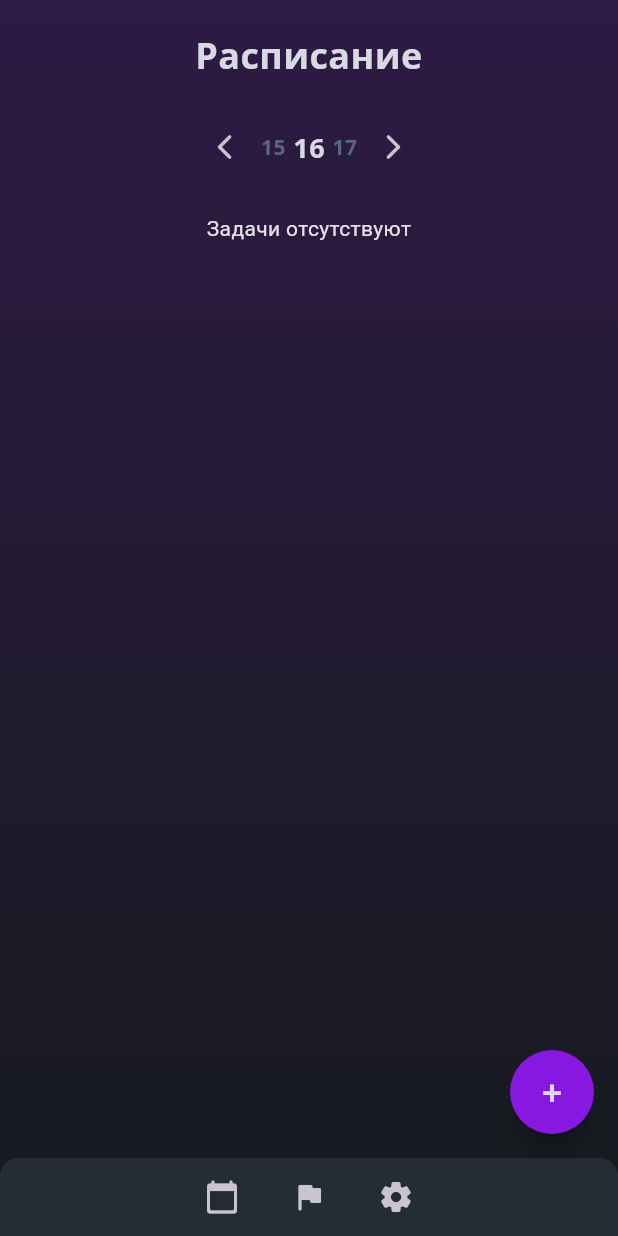
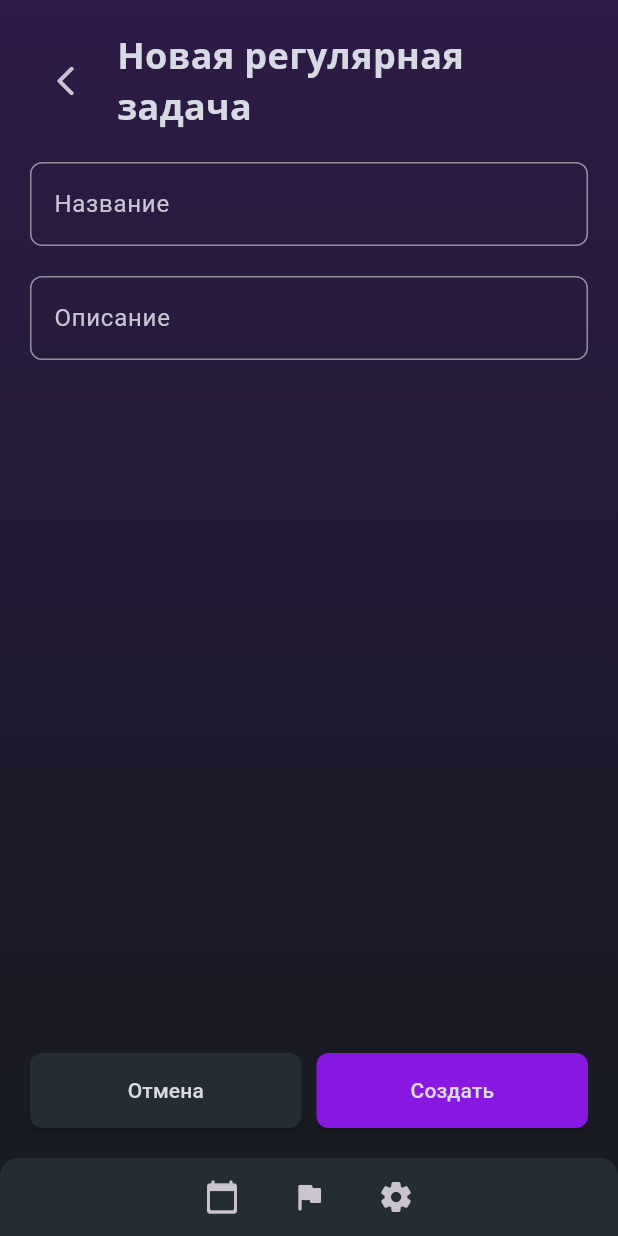
Before and after one commit to toastmanager/lifebeat, a Flutter app: the screen it shows after launch, on a phone screen of 412 x 824 dp. Run offline on Flutter 3.47's test engine with Material 3 defaults, Android fonts, the phone set to English and light mode, and no system bars; our stand-ins replace file_picker, flutter_datetime_picker_plus, google_fonts, permission_handler, shared_preferences, sqflite and 1 more; missing offline and left inert: window_manager; accounts and stored records are empty.

Commit message:
1. Regular task page base 2. Fixed heading for new item pages

```diff
--- a/lib/main.dart
+++ b/lib/main.dart
@@ -4,6 +4,7 @@ import 'package:lifebeat/pages/main_wrapper.dart';
 import 'package:lifebeat/pages/new_task_goal_page.dart';
 import 'package:lifebeat/pages/settings_page.dart';
 import 'package:lifebeat/scripts/settings.dart';
+import 'package:lifebeat/scripts/vars.dart';
 import 'package:permission_handler/permission_handler.dart';
 
 import 'package:sqflite_common_ffi/sqflite_ffi.dart';
@@ -57,16 +58,18 @@ class App extends StatelessWidget {
           useMaterial3: true,
           brightness: Brightness.dark,
         ),
-        initialRoute: Settings.initPage,
+        initialRoute: '/new_regular_task',
         routes: {
-          '/goals': (context) => const GoalsPage(),
-          '/schedule': (context) => const SchedulePage(),
+          Routes.goals: (context) => const GoalsPage(),
+          Routes.schedule: (context) => const SchedulePage(),
           '/new_task': (context) =>
-              MainWrapper(currentPage: 'new_task', child: NewTaskPage()),
+              MainWrapper(currentPage: '/new_task', child: NewTaskPage()),
+          '/new_regular_task': (context) =>
+              MainWrapper(currentPage: '/new_regular_task', child: NewRegularTaskPage()),
           '/new_goal': (context) =>
-              MainWrapper(currentPage: 'new_goal', child: NewTaskPage()),
+              MainWrapper(currentPage: '/new_goal', child: NewTaskPage()),
           '/settings': (context) =>
-              MainWrapper(currentPage: 'settings', child: SettingsPage()),
+              const MainWrapper(currentPage: '/settings', child: SettingsPage()),
         },
       ),
     );
--- a/lib/pages/new_task_goal_page.dart
+++ b/lib/pages/new_task_goal_page.dart
@@ -6,7 +6,7 @@ import 'package:lifebeat/scripts/vars.dart';
 import '../styles/text_field_style.dart';
 
 class NewItemPage extends StatefulWidget {
-  NewItemPage({super.key, this.gap = 20});
+  const NewItemPage({super.key, this.gap = 20});
 
   final double gap;
 
@@ -16,7 +16,6 @@ class NewItemPage extends StatefulWidget {
 
 class _NewItemPageState<T extends NewItemPage> extends State<T> {
   final name = TextEditingController();
-
   final description = TextEditingController();
 
   @override
@@ -62,7 +61,8 @@ class _NewItemPageState<T extends NewItemPage> extends State<T> {
         IconButton(
             onPressed: () => Navigator.pop(context),
             icon: const Icon(Icons.arrow_back_ios_rounded)),
-        Text(text, style: AppTexts.headingBold),
+        const SizedBox(width: 10,),
+        Expanded(child: Text(text, style: AppTexts.headingBold)),
       ],
     );
   }
@@ -70,9 +70,12 @@ class _NewItemPageState<T extends NewItemPage> extends State<T> {
   Column defaultInputs(double gap) {
     return Column(
       children: [
-        TextField(controller: name, decoration: textFieldDecoration('Название')),
+        TextField(
+            controller: name, decoration: textFieldDecoration('Название')),
         SizedBox(height: gap),
-        TextField(controller: description, decoration: textFieldDecoration('Описание')),
+        TextField(
+            controller: description,
+            decoration: textFieldDecoration('Описание')),
       ],
     );
   }
@@ -297,3 +300,34 @@ class _NewTaskPageState extends _NewItemPageState<NewTaskPage> {
     );
   }
 }
+
+class NewRegularTaskPage extends NewItemPage {
+  NewRegularTaskPage({super.key, this.optionalStartTime, this.optionalEndTime});
+
+  final DateTime? optionalStartTime;
+  final DateTime? optionalEndTime;
+
+  @override
+  State<NewItemPage> createState() => _NewRegularTaskPageState();
+}
+
+class _NewRegularTaskPageState extends _NewItemPageState<NewRegularTaskPage> {
+  DateTime? startTime;
+  DateTime? endTime;
+
+  @override
+  Widget build(BuildContext context) {
+    return Padding(
+      padding: const EdgeInsets.all(20),
+      child: Column(
+        children: [
+          heading(context, 'Новая регулярная задача'),
+          SizedBox(height: widget.gap),
+          defaultInputs(widget.gap),
+          const Spacer(),
+          buttons(context, () {})
+        ],
+      ),
+    );
+  }
+}
```
